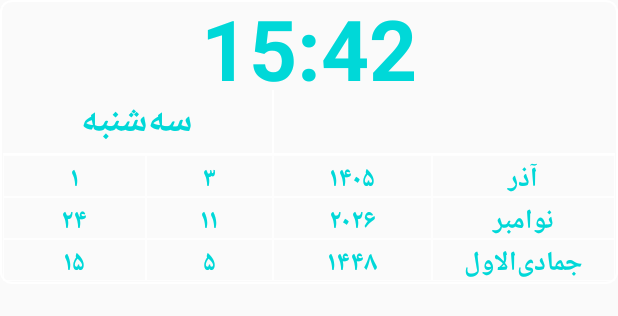
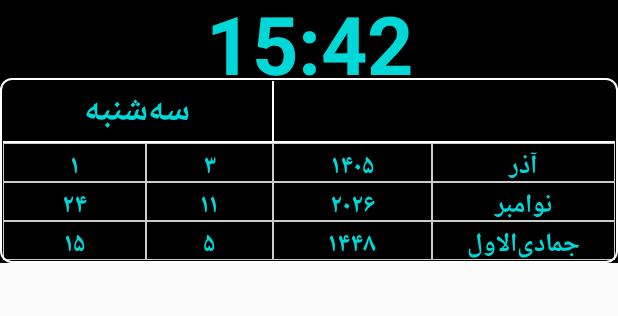
Before and after one commit to babak1379/001, an Android app: the layout widget_calendar.xml on its own in the app's theme, with its tools: preview values and no code run, on a phone screen of 412 x 824 dp. Shown: the top 316 px of the screen. Run offline under Robolectric (Android 15) with nearby library versions, the phone set to English and light mode, and no system bars.

Commit message:
Keep clock above the framed calendar table

```diff
--- a/app/src/main/res/layout/widget_calendar.xml
+++ b/app/src/main/res/layout/widget_calendar.xml
@@ -5,25 +5,33 @@
     android:layout_height="wrap_content"
     android:orientation="vertical"
     android:layoutDirection="rtl"
-    android:background="@drawable/widget_outline"
-    android:padding="2dp">
+    android:background="#FF000000">
 
     <TextView
         android:id="@+id/clockText"
         android:layout_width="match_parent"
-        android:layout_height="58dp"
+        android:layout_height="52dp"
         android:gravity="center"
         android:fontFamily="sans-serif"
         android:includeFontPadding="false"
         android:singleLine="true"
         android:text="15:42"
         android:textColor="#FF00D8D8"
-        android:textSize="56sp"
+        android:textSize="54sp"
         android:textStyle="bold" />
 
     <LinearLayout
+        android:id="@+id/calendarFrame"
         android:layout_width="match_parent"
-        android:layout_height="42dp"
+        android:layout_height="wrap_content"
+        android:orientation="vertical"
+        android:layoutDirection="rtl"
+        android:background="@drawable/widget_outline"
+        android:padding="2dp">
+
+        <LinearLayout
+            android:layout_width="match_parent"
+            android:layout_height="40dp"
             android:orientation="horizontal"
             android:layoutDirection="rtl"
             android:gravity="center_vertical">
@@ -37,7 +45,7 @@
                 android:singleLine="true"
                 android:text="سه‌شنبه"
                 android:textColor="#FF00D8D8"
-            android:textSize="25sp"
+                android:textSize="24sp"
                 android:textStyle="bold" />
 
             <View
@@ -68,34 +76,35 @@
 
         <LinearLayout
             android:layout_width="match_parent"
-        android:layout_height="28dp"
+            android:layout_height="26dp"
             android:orientation="horizontal"
             android:layoutDirection="rtl">
-        <TextView android:id="@+id/pDay" android:layout_width="0dp" android:layout_height="match_parent" android:layout_weight="0.9" android:gravity="center" android:singleLine="true" android:background="@drawable/widget_cell" android:padding="1dp" android:text="۱" android:textColor="#FF00D8D8" android:textSize="18sp" android:textStyle="bold"/>
-        <TextView android:id="@+id/pMonthNum" android:layout_width="0dp" android:layout_height="match_parent" android:layout_weight="0.8" android:gravity="center" android:singleLine="true" android:background="@drawable/widget_cell" android:padding="1dp" android:text="۳" android:textColor="#FF00D8D8" android:textSize="18sp" android:textStyle="bold"/>
-        <TextView android:id="@+id/pYear" android:layout_width="0dp" android:layout_height="match_parent" android:layout_weight="1.0" android:gravity="center" android:singleLine="true" android:background="@drawable/widget_cell" android:padding="1dp" android:text="۱۴۰۵" android:textColor="#FF00D8D8" android:textSize="18sp" android:textStyle="bold"/>
-        <TextView android:id="@+id/pMonth" android:layout_width="0dp" android:layout_height="match_parent" android:layout_weight="1.15" android:gravity="center" android:singleLine="true" android:background="@drawable/widget_cell" android:padding="1dp" android:text="آذر" android:textColor="#FF00D8D8" android:textSize="18sp" android:textStyle="bold"/>
+            <TextView android:id="@+id/pDay" android:layout_width="0dp" android:layout_height="match_parent" android:layout_weight="0.9" android:gravity="center" android:singleLine="true" android:background="@drawable/widget_cell" android:padding="1dp" android:text="۱" android:textColor="#FF00D8D8" android:textSize="17sp" android:textStyle="bold"/>
+            <TextView android:id="@+id/pMonthNum" android:layout_width="0dp" android:layout_height="match_parent" android:layout_weight="0.8" android:gravity="center" android:singleLine="true" android:background="@drawable/widget_cell" android:padding="1dp" android:text="۳" android:textColor="#FF00D8D8" android:textSize="17sp" android:textStyle="bold"/>
+            <TextView android:id="@+id/pYear" android:layout_width="0dp" android:layout_height="match_parent" android:layout_weight="1.0" android:gravity="center" android:singleLine="true" android:background="@drawable/widget_cell" android:padding="1dp" android:text="۱۴۰۵" android:textColor="#FF00D8D8" android:textSize="17sp" android:textStyle="bold"/>
+            <TextView android:id="@+id/pMonth" android:layout_width="0dp" android:layout_height="match_parent" android:layout_weight="1.15" android:gravity="center" android:singleLine="true" android:background="@drawable/widget_cell" android:padding="1dp" android:text="آذر" android:textColor="#FF00D8D8" android:textSize="17sp" android:textStyle="bold"/>
         </LinearLayout>
 
         <LinearLayout
             android:layout_width="match_parent"
-        android:layout_height="28dp"
+            android:layout_height="26dp"
             android:orientation="horizontal"
             android:layoutDirection="rtl">
-        <TextView android:id="@+id/gDay" android:layout_width="0dp" android:layout_height="match_parent" android:layout_weight="0.9" android:gravity="center" android:singleLine="true" android:background="@drawable/widget_cell" android:padding="1dp" android:text="۲۴" android:textColor="#FF00D8D8" android:textSize="18sp" android:textStyle="bold"/>
-        <TextView android:id="@+id/gMonthNum" android:layout_width="0dp" android:layout_height="match_parent" android:layout_weight="0.8" android:gravity="center" android:singleLine="true" android:background="@drawable/widget_cell" android:padding="1dp" android:text="۱۱" android:textColor="#FF00D8D8" android:textSize="18sp" android:textStyle="bold"/>
-        <TextView android:id="@+id/gYear" android:layout_width="0dp" android:layout_height="match_parent" android:layout_weight="1.0" android:gravity="center" android:singleLine="true" android:background="@drawable/widget_cell" android:padding="1dp" android:text="۲۰۲۶" android:textColor="#FF00D8D8" android:textSize="18sp" android:textStyle="bold"/>
-        <TextView android:id="@+id/gMonth" android:layout_width="0dp" android:layout_height="match_parent" android:layout_weight="1.15" android:gravity="center" android:singleLine="true" android:background="@drawable/widget_cell" android:padding="1dp" android:text="نوامبر" android:textColor="#FF00D8D8" android:textSize="18sp" android:textStyle="bold"/>
+            <TextView android:id="@+id/gDay" android:layout_width="0dp" android:layout_height="match_parent" android:layout_weight="0.9" android:gravity="center" android:singleLine="true" android:background="@drawable/widget_cell" android:padding="1dp" android:text="۲۴" android:textColor="#FF00D8D8" android:textSize="17sp" android:textStyle="bold"/>
+            <TextView android:id="@+id/gMonthNum" android:layout_width="0dp" android:layout_height="match_parent" android:layout_weight="0.8" android:gravity="center" android:singleLine="true" android:background="@drawable/widget_cell" android:padding="1dp" android:text="۱۱" android:textColor="#FF00D8D8" android:textSize="17sp" android:textStyle="bold"/>
+            <TextView android:id="@+id/gYear" android:layout_width="0dp" android:layout_height="match_parent" android:layout_weight="1.0" android:gravity="center" android:singleLine="true" android:background="@drawable/widget_cell" android:padding="1dp" android:text="۲۰۲۶" android:textColor="#FF00D8D8" android:textSize="17sp" android:textStyle="bold"/>
+            <TextView android:id="@+id/gMonth" android:layout_width="0dp" android:layout_height="match_parent" android:layout_weight="1.15" android:gravity="center" android:singleLine="true" android:background="@drawable/widget_cell" android:padding="1dp" android:text="نوامبر" android:textColor="#FF00D8D8" android:textSize="17sp" android:textStyle="bold"/>
         </LinearLayout>
 
         <LinearLayout
             android:layout_width="match_parent"
-        android:layout_height="28dp"
+            android:layout_height="26dp"
             android:orientation="horizontal"
             android:layoutDirection="rtl">
-        <TextView android:id="@+id/hDay" android:layout_width="0dp" android:layout_height="match_parent" android:layout_weight="0.9" android:gravity="center" android:singleLine="true" android:background="@drawable/widget_cell" android:padding="1dp" android:text="۱۵" android:textColor="#FF00D8D8" android:textSize="18sp" android:textStyle="bold"/>
-        <TextView android:id="@+id/hMonthNum" android:layout_width="0dp" android:layout_height="match_parent" android:layout_weight="0.8" android:gravity="center" android:singleLine="true" android:background="@drawable/widget_cell" android:padding="1dp" android:text="۵" android:textColor="#FF00D8D8" android:textSize="18sp" android:textStyle="bold"/>
-        <TextView android:id="@+id/hYear" android:layout_width="0dp" android:layout_height="match_parent" android:layout_weight="1.0" android:gravity="center" android:singleLine="true" android:background="@drawable/widget_cell" android:padding="1dp" android:text="۱۴۴۸" android:textColor="#FF00D8D8" android:textSize="18sp" android:textStyle="bold"/>
-        <TextView android:id="@+id/hMonth" android:layout_width="0dp" android:layout_height="match_parent" android:layout_weight="1.15" android:gravity="center" android:singleLine="true" android:background="@drawable/widget_cell" android:padding="1dp" android:text="جمادی‌الاول" android:textColor="#FF00D8D8" android:textSize="18sp" android:textStyle="bold"/>
+            <TextView android:id="@+id/hDay" android:layout_width="0dp" android:layout_height="match_parent" android:layout_weight="0.9" android:gravity="center" android:singleLine="true" android:background="@drawable/widget_cell" android:padding="1dp" android:text="۱۵" android:textColor="#FF00D8D8" android:textSize="17sp" android:textStyle="bold"/>
+            <TextView android:id="@+id/hMonthNum" android:layout_width="0dp" android:layout_height="match_parent" android:layout_weight="0.8" android:gravity="center" android:singleLine="true" android:background="@drawable/widget_cell" android:padding="1dp" android:text="۵" android:textColor="#FF00D8D8" android:textSize="17sp" android:textStyle="bold"/>
+            <TextView android:id="@+id/hYear" android:layout_width="0dp" android:layout_height="match_parent" android:layout_weight="1.0" android:gravity="center" android:singleLine="true" android:background="@drawable/widget_cell" android:padding="1dp" android:text="۱۴۴۸" android:textColor="#FF00D8D8" android:textSize="17sp" android:textStyle="bold"/>
+            <TextView android:id="@+id/hMonth" android:layout_width="0dp" android:layout_height="match_parent" android:layout_weight="1.15" android:gravity="center" android:singleLine="true" android:background="@drawable/widget_cell" android:padding="1dp" android:text="جمادی‌الاول" android:textColor="#FF00D8D8" android:textSize="17sp" android:textStyle="bold"/>
         </LinearLayout>
     </LinearLayout>
+</LinearLayout>
```
Lines whose indentation alone changed are shown as unchanged.
